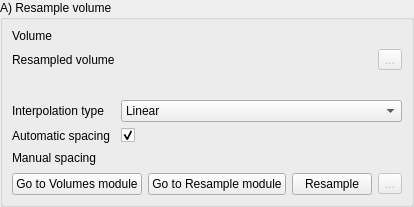
Above: Modules/Scripted/Workflow/Widgets/Resources/UI/ResampleWidget.ui from KitwareMedical/Deprecated-VesselView before the change. Below: the same form after it.
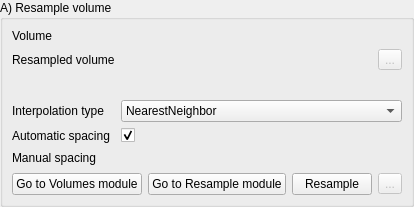
That is the form after the change. Custom widgets are drawn as their Qt base class.

Commit message: ENH: Update Resample Step to handle 1 to 3 inputs

```diff
--- a/Modules/Scripted/Workflow/Widgets/Resources/UI/ResampleWidget.ui
+++ b/Modules/Scripted/Workflow/Widgets/Resources/UI/ResampleWidget.ui
@@ -241,7 +241,7 @@
          <bool>true</bool>
         </property>
         <property name="currentIndex">
-         <number>1</number>
+         <number>0</number>
         </property>
         <property name="workflow" stdset="0">
          <stringlist>
```
The commit also changes 2 other files.
